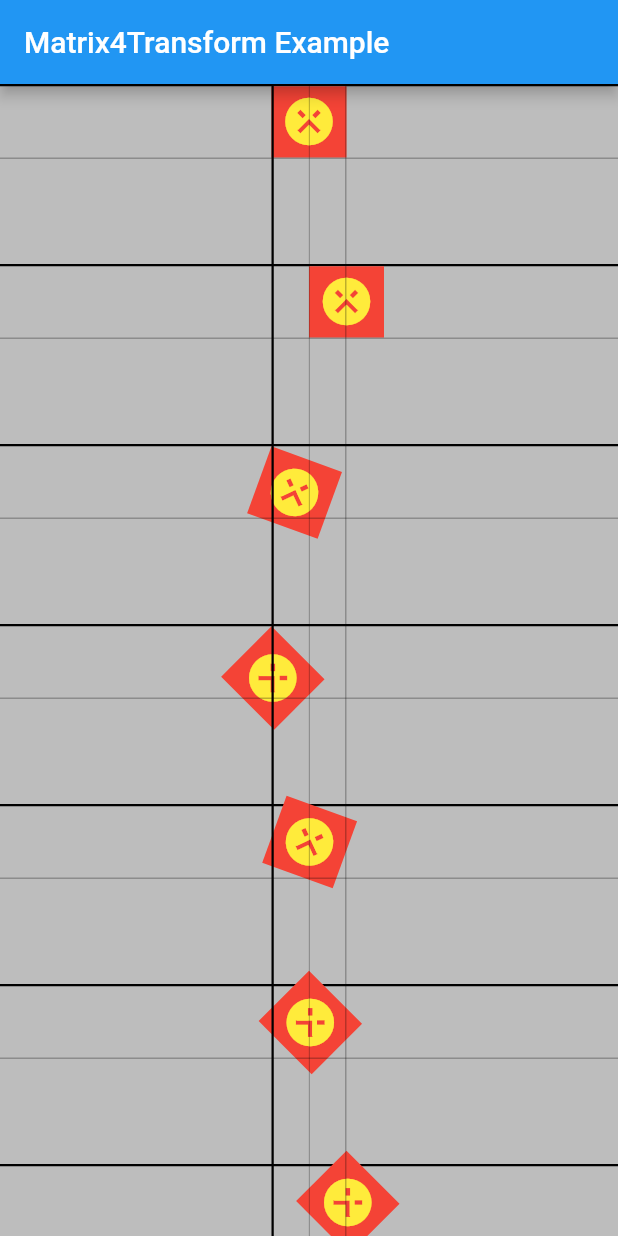
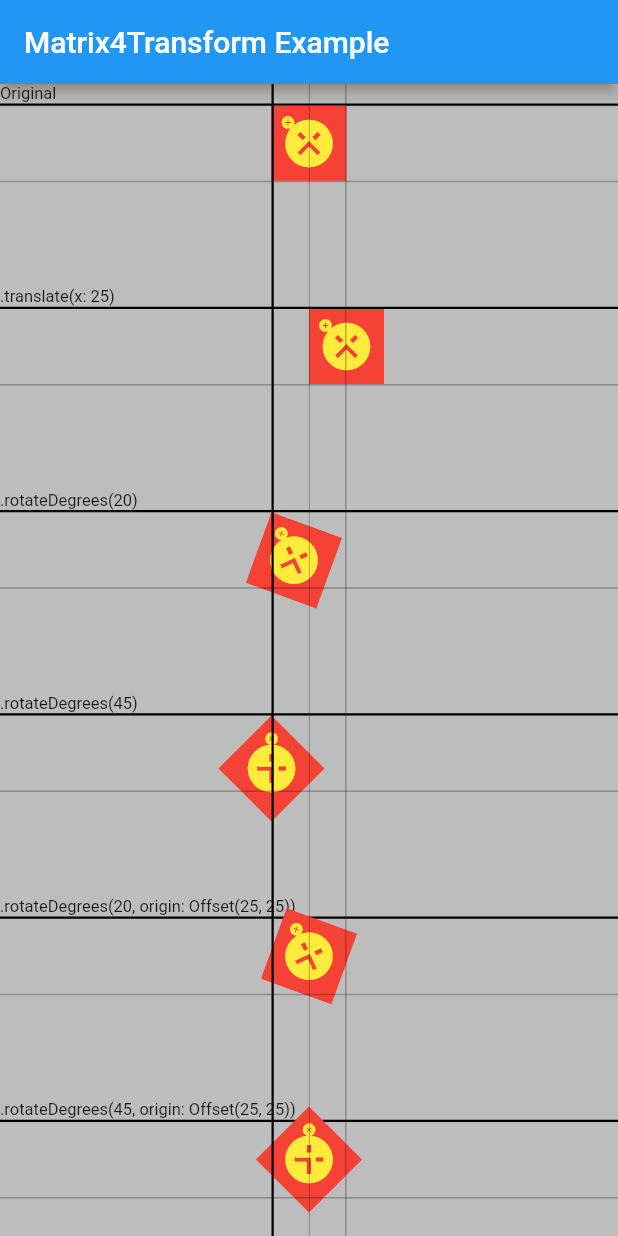
Before and after one commit to marcglasberg/matrix4_transform, a Flutter app: the screen it shows after launch, on a phone screen of 412 x 824 dp. Run offline on Flutter 3.47's test engine with Material 2 defaults, Android fonts, the phone set to English and light mode, and no system bars.

Commit message:
Doc improvement.

```diff
--- a/example/lib/main.dart
+++ b/example/lib/main.dart
@@ -8,20 +8,37 @@ void main() async => runApp(MaterialApp(home: Demo()));
 
 class Demo extends StatelessWidget {
   final boxes = [
-    Box(),
-    Box(Matrix4Transform().translate(x: 25).matrix4),
-    Box(Matrix4Transform().rotateDegrees(20).matrix4),
-    Box(Matrix4Transform().rotateDegrees(45).matrix4),
-    Box(Matrix4Transform().rotateDegrees(20, origin: Offset(25, 25)).matrix4),
-    Box(Matrix4Transform().rotateDegrees(45, origin: Offset(25, 25)).matrix4),
-    Box(Matrix4Transform().rotateDegrees(45, origin: Offset(25, 25)).translate(x: 25).matrix4),
-    Box(Matrix4Transform().scaleBy(x: 2.0, y: 0.5).matrix4),
-    Box(Matrix4Transform().scaleBy(x: 2.0, y: 0.5, origin: Offset(25, 25)).matrix4),
-    Box(Matrix4Transform().scaleBy(x: 2, y: 0.5, origin: Offset(25, 25)).right(25).matrix4),
-    Box(Matrix4Transform()
+    Box(null, "Original"),
+    Box(Matrix4Transform().translate(x: 25).matrix4, ".translate(x: 25)"),
+    Box(Matrix4Transform().rotateDegrees(20).matrix4, ".rotateDegrees(20)"),
+    Box(Matrix4Transform().rotateDegrees(45).matrix4, ".rotateDegrees(45)"),
+    Box(Matrix4Transform().rotateDegrees(20, origin: Offset(25, 25)).matrix4,
+        ".rotateDegrees(20, origin: Offset(25, 25))"),
+    Box(Matrix4Transform().rotateDegrees(45, origin: Offset(25, 25)).matrix4,
+        ".rotateDegrees(45, origin: Offset(25, 25))"),
+    Box(Matrix4Transform().rotateDegrees(45, origin: Offset(25, 25)).translate(x: 25).matrix4,
+        ".rotateDegrees(45, origin: Offset(25, 25)).\ntranslate(x: 25)"),
+    Box(Matrix4Transform().scaleBy(x: 2.0, y: 0.5).matrix4, ".scaleBy(x: 2.0, y: 0.5)"),
+    Box(Matrix4Transform().scaleBy(x: 2.0, y: 0.5, origin: Offset(25, 25)).matrix4,
+        ".scaleBy(x: 2.0, y: 0.5, origin: Offset(25, 25))"),
+    Box(Matrix4Transform().scaleBy(x: 2, y: 0.5, origin: Offset(25, 25)).right(25).matrix4,
+        ".scaleBy(x: 2, y: 0.5, origin: Offset(25, 25))\n.right(25)"),
+    Box(
+        Matrix4Transform()
             .scaleBy(x: 2, y: 0.5, origin: Offset(25, 25))
             .translateOriginalCoordinates(x: 25)
-        .matrix4),
+            .matrix4,
+        ".scaleBy(x: 2, y: 0.5, origin: Offset(25, 25))\n.translateOriginalCoordinates(x: 25)"),
+    //
+    Box(Matrix4Transform().flipHorizontally().matrix4, ".flipHorizontally()"),
+    Box(Matrix4Transform().flipHorizontally(origin: Offset(25, 25)).matrix4,
+        ".flipHorizontally(origin: Offset(25, 25))"),
+    Box(Matrix4Transform().flipVertically().matrix4, ".flipVertically()"),
+    Box(Matrix4Transform().flipVertically(origin: Offset(25, 25)).matrix4,
+        ".flipVertically(origin: Offset(25, 25))"),
+    Box(Matrix4Transform().flipDiagonally().matrix4, ".flipDiagonally())"),
+    Box(Matrix4Transform().flipDiagonally(origin: Offset(25, 25)).matrix4,
+        ".flipDiagonally(origin: Offset(25, 25))"),
   ];
 
   @override
@@ -60,23 +77,30 @@ class Demo extends StatelessWidget {
   }
 }
 
-Widget wrap(Box box) => Column(
+Widget wrap(Box box) {
+  return Column(
     children: <Widget>[
+      if (box.description != null)
+        Align(
+          alignment: Alignment.centerLeft,
+          child: Text(box.description.toString(), style: TextStyle(fontSize: 11)),
+        ),
       Container(height: 1.5, width: double.infinity, color: Colors.black),
-        Container(
-            child: box,
-            alignment: Alignment.center,
-            height: 50 - 1.5 - 1.0,
-            width: double.infinity),
+      Container(child: box, alignment: Alignment.center, height: 50, width: double.infinity),
       Container(height: 1.0, width: double.infinity, color: Colors.black26),
       SizedBox(height: 70.0),
     ],
   );
+}
 
 class Box extends StatelessWidget {
   final Matrix4 matrix;
+  final String description;
 
-  Box([Matrix4 matrix]) : matrix = matrix ?? Matrix4.identity();
+  Box(
+    Matrix4 matrix,
+    this.description,
+  ) : matrix = matrix ?? Matrix4.identity();
 
   @override
   Widget build(BuildContext context) {
@@ -90,6 +114,7 @@ class Box extends StatelessWidget {
           children: [
             Icon(Icons.cancel, color: Colors.yellow, size: 38),
             Icon(Icons.expand_less, color: Colors.yellow, size: 38),
+            Icon(Icons.add_circle, color: Colors.yellow, size: 10),
           ],
         ),
       ),
--- a/example/pubspec.yaml
+++ b/example/pubspec.yaml
@@ -3,7 +3,7 @@ description: Examples for matrix4_transform.
 version: 1.0.0+1
 
 environment:
-  sdk: ">=2.1.0 <3.0.0"
+  sdk: ">=2.2.2 <3.0.0"
 
 dependencies:
   matrix4_transform:
--- a/lib/matrix4_transform.dart
+++ b/lib/matrix4_transform.dart
@@ -175,6 +175,46 @@ class Matrix4Transform {
   /// Translates down and left by [distance] pixels.
   Matrix4Transform downLeft(double distance) => direction(pi * 3 / 4, distance);
 
+  Matrix4Transform flipDiagonally({Offset origin}) =>
+      _flipDegrees(horizontal: 180, vertical: 180, origin: origin);
+
+  Matrix4Transform flipHorizontally({Offset origin}) =>
+      _flipDegrees(horizontal: 180, origin: origin);
+
+  Matrix4Transform flipVertically({Offset origin}) => _flipDegrees(vertical: 180, origin: origin);
+
+  Matrix4Transform _flip({
+    double horizontal = 0.0,
+    double vertical = 0.0,
+    Offset origin,
+  }) {
+    if (((horizontal == null) || (horizontal == 0.0)) && ((vertical == null) || (vertical == 0.0)))
+      return this;
+    else if ((origin == null) || (origin.dx == 0.0 && origin.dy == 0.0))
+      return Matrix4Transform._(m.clone()
+        ..rotateY(horizontal)
+        ..rotateX(vertical));
+    else
+      return Matrix4Transform._(m.clone()
+        ..translate(origin.dx, origin.dy)
+        ..multiply(Matrix4.rotationY(horizontal))
+        ..multiply(Matrix4.rotationX(vertical))
+        ..translate(-origin.dx, -origin.dy));
+  }
+
+  /// Flips (with perspective) horizontally and vertically by [distance] pixels.
+  Matrix4Transform _flipDegrees({
+    double horizontal = 0.0,
+    double vertical = 0.0,
+    Offset origin,
+  }) {
+    return _flip(
+      horizontal: _toRadians(horizontal),
+      vertical: _toRadians(vertical),
+      origin: origin,
+    );
+  }
+
   double _toRadians(double angleDegrees) => angleDegrees * pi / 180;
 }
 
--- a/pubspec.yaml
+++ b/pubspec.yaml
@@ -1,6 +1,6 @@
 name: matrix4_transform
 description: Helper math class for easily creating Matrix4 transformations, that you can use in Container's transform parameter and elsewhere.
-version: 1.1.0
+version: 1.1.3
 author: Marcelo Glasberg <marcglasberg@gmail.com>
 homepage: https://github.com/marcglasberg/matrix4_transform
 
```
Also changed, not shown: example/pubspec.lock, pubspec.lock, 2 other files. Lines whose indentation alone changed are shown as unchanged.
